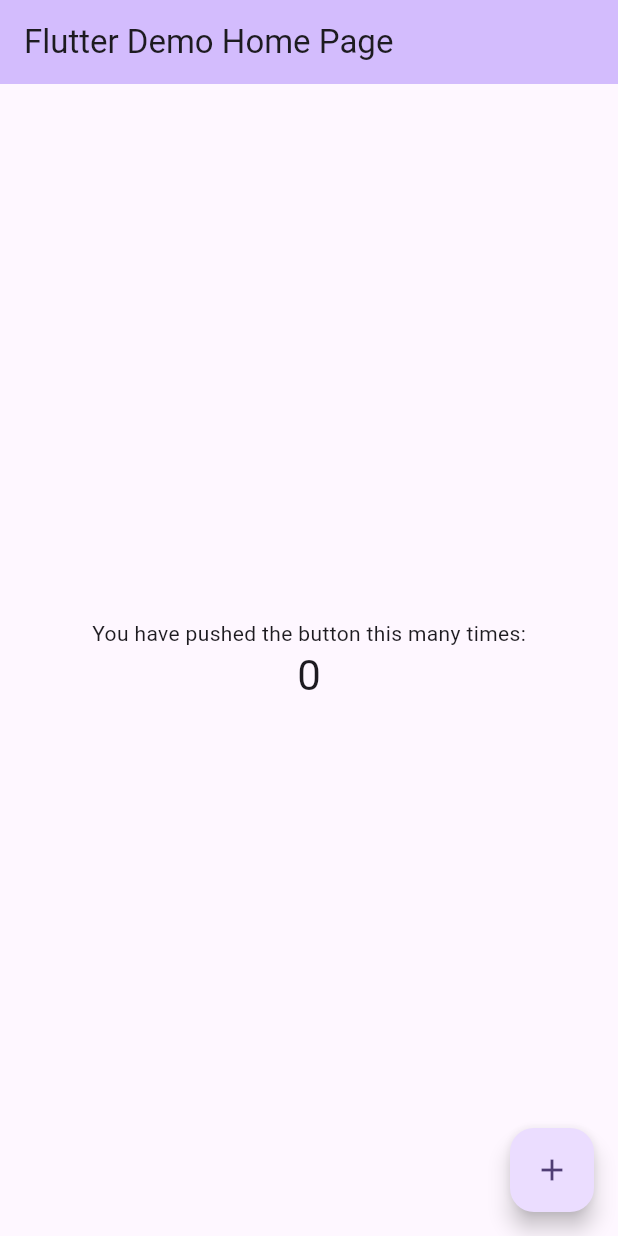
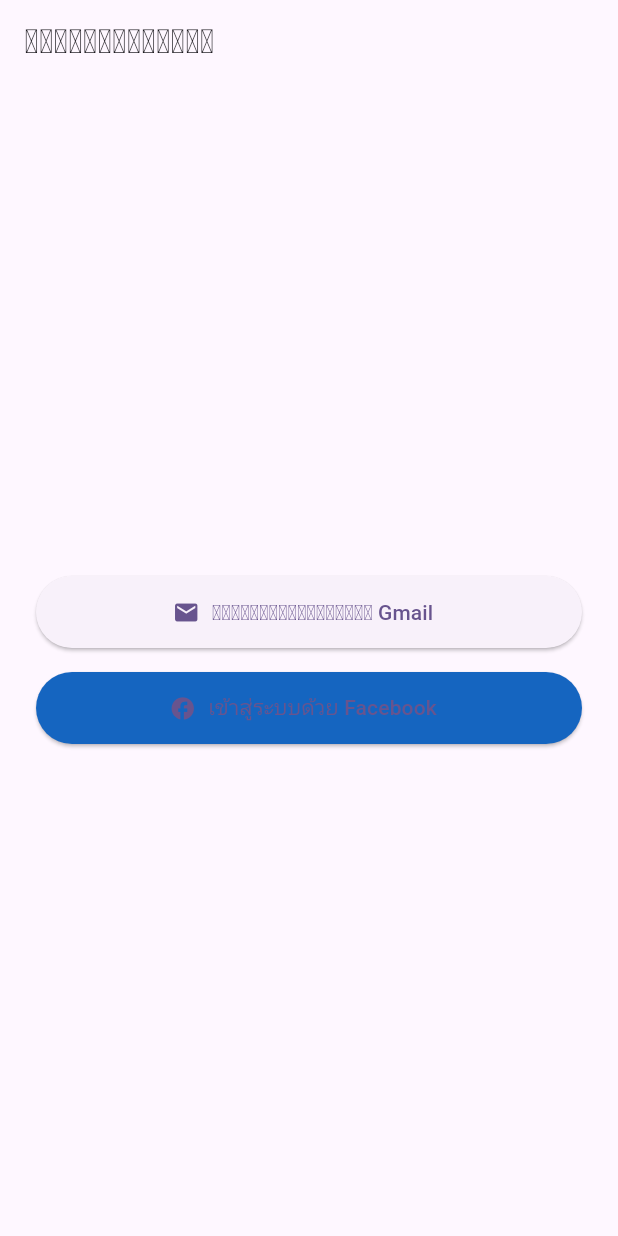
Before and after one commit to Mozz4545/ETL-Sim-sale, a Flutter app: the screen it shows after launch, on a phone screen of 412 x 824 dp. Run offline on Flutter 3.47's test engine with Material 3 defaults, Android fonts, the phone set to English and light mode, and no system bars; Roboto replaces fonts that are missing (Phetsalath_OT).

Commit message:
import login_screen to main

```diff
--- a/etl_application/lib/main.dart
+++ b/etl_application/lib/main.dart
@@ -1,4 +1,5 @@
 import 'package:flutter/material.dart';
+import 'package:etl_application/screens/login_screen.dart';
 
 void main() {
   runApp(const MyApp());
@@ -13,24 +14,9 @@
     return MaterialApp(
       title: 'Flutter Demo',
       theme: ThemeData(
-        // This is the theme of your application.
-        //
-        // TRY THIS: Try running your application with "flutter run". You'll see
-        // the application has a purple toolbar. Then, without quitting the app,
-        // try changing the seedColor in the colorScheme below to Colors.green
-        // and then invoke "hot reload" (save your changes or press the "hot
-        // reload" button in a Flutter-supported IDE, or press "r" if you used
-        // the command line to start the app).
-        //
-        // Notice that the counter didn't reset back to zero; the application
-        // state is not lost during the reload. To reset the state, use hot
-        // restart instead.
-        //
-        // This works for code too, not just values: Most code changes can be
-        // tested with just a hot reload.
         colorScheme: ColorScheme.fromSeed(seedColor: Colors.deepPurple),
       ),
-      home: const MyHomePage(title: 'Flutter Demo Home Page'),
+      home: const LoginScreen(),
     );
   }
 }
--- /dev/null
+++ b/etl_application/lib/screens/login_screen.dart
@@ -0,0 +1,62 @@
+import 'package:flutter/material.dart';
+
+class LoginScreen extends StatelessWidget {
+  const LoginScreen({Key? key}) : super(key: key);
+
+  void _loginWithGoogle(BuildContext context) {
+    // TODO: Implement Google login logic
+    ScaffoldMessenger.of(
+      context,
+    ).showSnackBar(const SnackBar(content: Text('Login with Google pressed')));
+  }
+
+  void _loginWithFacebook(BuildContext context) {
+    // TODO: Implement Facebook login logic
+    ScaffoldMessenger.of(context).showSnackBar(
+      const SnackBar(content: Text('Login with Facebook pressed')),
+    );
+  }
+
+  @override
+  Widget build(BuildContext context) {
+    return Scaffold(
+      appBar: AppBar(
+        title: const Text(
+          'ເຂົ້າສູ່ລະບົບ',
+          style: TextStyle(fontFamily: 'Phetsalath_OT'),
+        ),
+      ),
+      body: Center(
+        child: Padding(
+          padding: const EdgeInsets.all(24.0),
+          child: Column(
+            mainAxisSize: MainAxisSize.min,
+            children: [
+              ElevatedButton.icon(
+                icon: const Icon(Icons.email),
+                label: const Text(
+                  'ເຂົ້າສູ່ລະບົບດ້ວຍ Gmail',
+                  style: TextStyle(fontFamily: 'Phetsalath_OT'),
+                ),
+                onPressed: () => _loginWithGoogle(context),
+                style: ElevatedButton.styleFrom(
+                  minimumSize: const Size(double.infinity, 48),
+                ),
+              ),
+              const SizedBox(height: 16),
+              ElevatedButton.icon(
+                icon: const Icon(Icons.facebook),
+                label: const Text('เข้าสู่ระบบด้วย Facebook'),
+                onPressed: () => _loginWithFacebook(context),
+                style: ElevatedButton.styleFrom(
+                  backgroundColor: Colors.blue[800],
+                  minimumSize: const Size(double.infinity, 48),
+                ),
+              ),
+            ],
+          ),
+        ),
+      ),
+    );
+  }
+}
```
Also changed, not shown: etl_application/lib/screens/dashboard_screen.dart (added), etl_application/lib/screens/history_screen.dart (added), etl_application/lib/screens/order_screen.dart (added), etl_application/lib/screens/profile_screen.dart (added).
